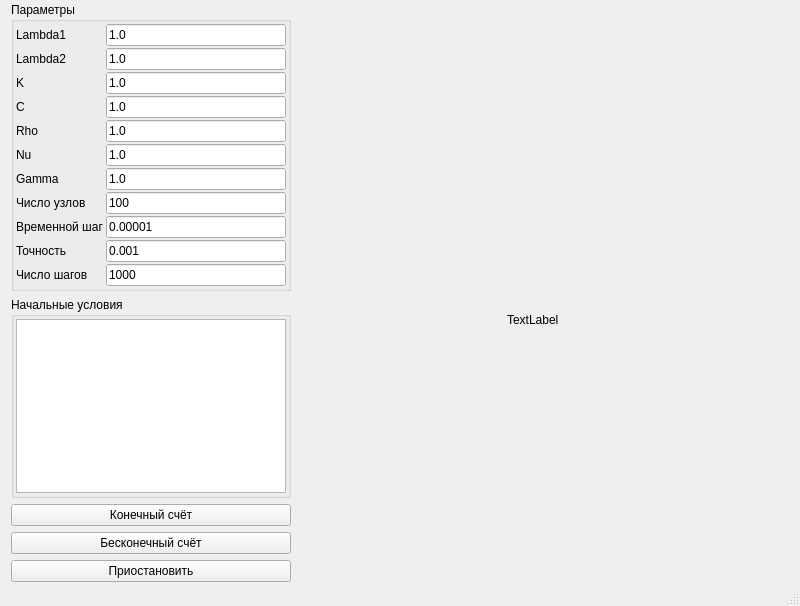
The window that TeamProjects/diffusion-solver/ui/dsmainwindow.ui (antonlarin/aNiMated-batman) describes before a commit, drawn with Qt 5.
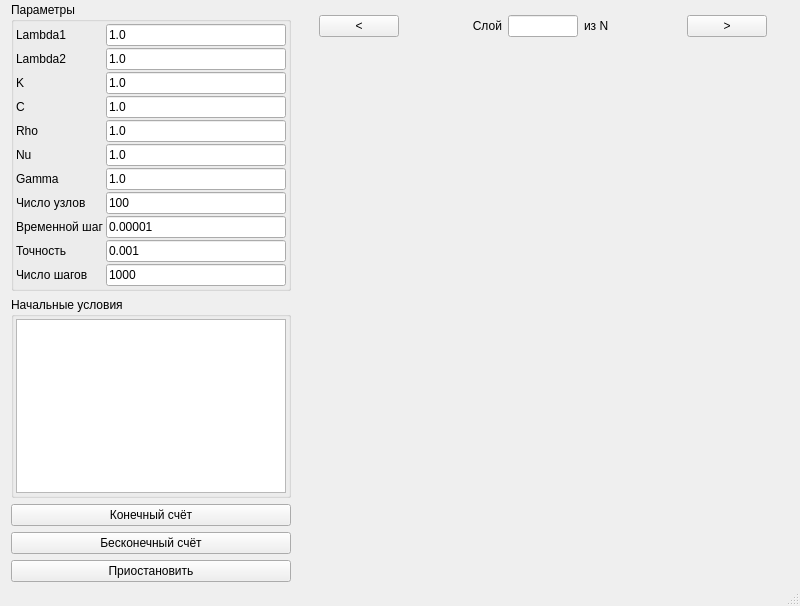
The same window after the commit. Custom widgets are drawn as their Qt base class.

Commit message: Add output controls

Diff of the .ui file:
```diff
--- a/TeamProjects/diffusion-solver/ui/dsmainwindow.ui
+++ b/TeamProjects/diffusion-solver/ui/dsmainwindow.ui
@@ -222,19 +222,91 @@
     </item>
     <item row="0" column="1" rowspan="5">
      <widget class="QWidget" name="widget" native="true">
-      <widget class="QLabel" name="label">
-       <property name="geometry">
-        <rect>
-         <x>210</x>
-         <y>310</y>
-         <width>58</width>
-         <height>15</height>
-        </rect>
+      <layout class="QGridLayout" name="gridLayout_3" rowstretch="0,1,1">
+       <property name="verticalSpacing">
+        <number>2</number>
        </property>
-       <property name="text">
-        <string>TextLabel</string>
-       </property>
-      </widget>
+       <item row="0" column="0">
+        <widget class="QWidget" name="plotControlPanel" native="true">
+         <property name="sizePolicy">
+          <sizepolicy hsizetype="Preferred" vsizetype="Fixed">
+           <horstretch>0</horstretch>
+           <verstretch>0</verstretch>
+          </sizepolicy>
+         </property>
+         <layout class="QHBoxLayout" name="horizontalLayout" stretch="0,1,0,1,0">
+          <property name="topMargin">
+           <number>2</number>
+          </property>
+          <property name="bottomMargin">
+           <number>2</number>
+          </property>
+          <item>
+           <widget class="QPushButton" name="prevLayerButton">
+            <property name="text">
+             <string>&lt;</string>
+            </property>
+           </widget>
+          </item>
+          <item>
+           <widget class="QLabel" name="label">
+            <property name="layoutDirection">
+             <enum>Qt::LeftToRight</enum>
+            </property>
+            <property name="text">
+             <string>Слой</string>
+            </property>
+            <property name="alignment">
+             <set>Qt::AlignRight|Qt::AlignTrailing|Qt::AlignVCenter</set>
+            </property>
+           </widget>
+          </item>
+          <item>
+           <widget class="QLineEdit" name="currentLayerEdit">
+            <property name="sizePolicy">
+             <sizepolicy hsizetype="Fixed" vsizetype="Fixed">
+              <horstretch>0</horstretch>
+              <verstretch>0</verstretch>
+             </sizepolicy>
+            </property>
+            <property name="minimumSize">
+             <size>
+              <width>70</width>
+              <height>0</height>
+             </size>
+            </property>
+            <property name="maximumSize">
+             <size>
+              <width>70</width>
+              <height>16777215</height>
+             </size>
+            </property>
+           </widget>
+          </item>
+          <item>
+           <widget class="QLabel" name="totalLayerNumEdit">
+            <property name="text">
+             <string>из N</string>
+            </property>
+           </widget>
+          </item>
+          <item>
+           <widget class="QPushButton" name="nextLayerButton">
+            <property name="text">
+             <string>&gt;</string>
+            </property>
+           </widget>
+          </item>
+         </layout>
+        </widget>
+       </item>
+       <item row="1" column="0">
+        <widget class="QCustomPlot" name="activatorPlot" native="true"/>
+       </item>
+       <item row="2" column="0">
+        <widget class="QCustomPlot" name="inhibitorPlot" native="true"/>
+       </item>
+      </layout>
      </widget>
     </item>
     <item row="1" column="0">
@@ -372,6 +444,14 @@
   <widget class="QStatusBar" name="statusBar"/>
  </widget>
  <layoutdefault spacing="6" margin="11"/>
+ <customwidgets>
+  <customwidget>
+   <class>QCustomPlot</class>
+   <extends>QWidget</extends>
+   <header>./ext/qcustomplot.h</header>
+   <container>1</container>
+  </customwidget>
+ </customwidgets>
  <resources/>
  <connections/>
 </ui>
```
The commit also changes 2 other files.
